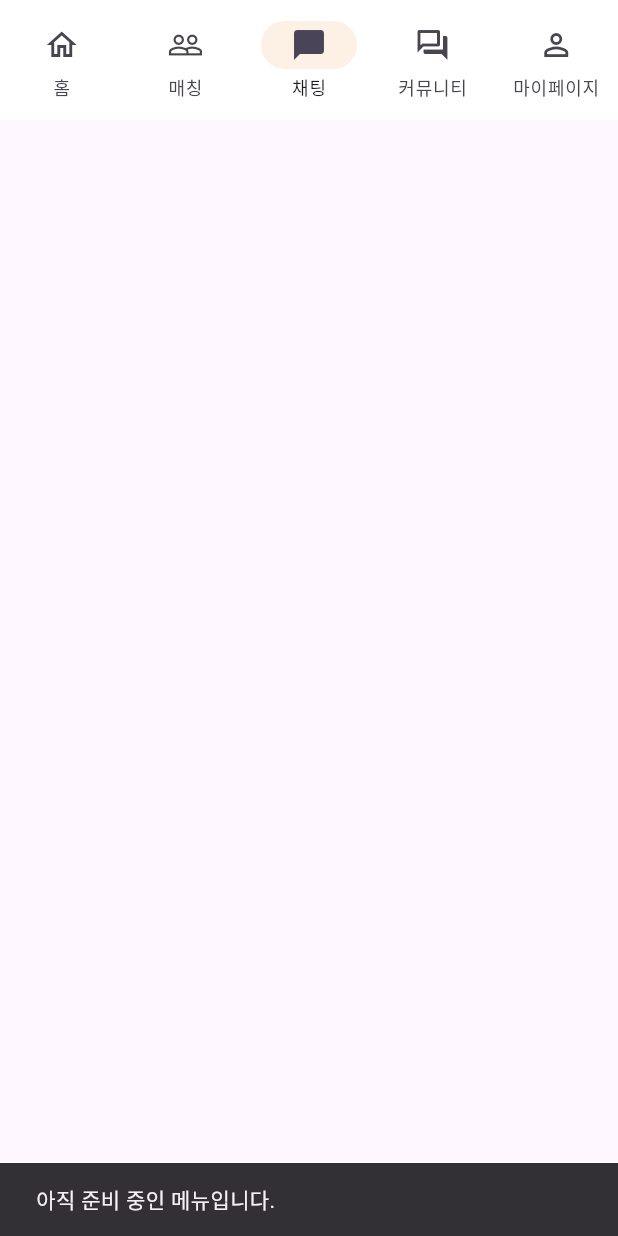
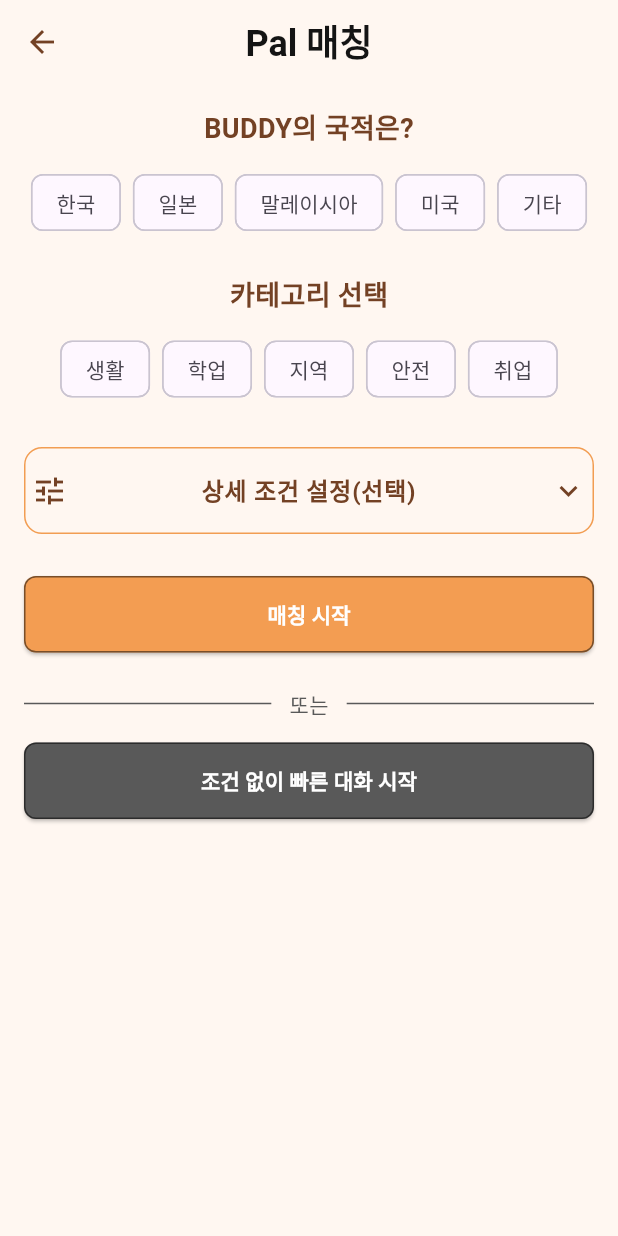
Before and after one commit to Zisoux/Paldari, a Flutter app: the PalBottomNav widget shown alone on an empty page, opened directly, item 2 of the bottom bar chosen, on a phone screen of 412 x 824 dp. Run offline on Flutter 3.47's test engine with Material 3 defaults, Android fonts, the light colour scheme and no system bars; our stand-ins replace dio, flutter_secure_storage; missing offline and left inert: stomp_dart_client; accounts and stored records are empty; network calls fail; Roboto replaces fonts that are missing (Poppins).

Commit message:
매칭 UI

```diff
--- a/PalDari_Frontend/lib/main.dart
+++ b/PalDari_Frontend/lib/main.dart
@@ -1,6 +1,7 @@
 import 'package:flutter/material.dart';
 import 'package:flutter/foundation.dart';
 import 'package:flutter_web_plugins/url_strategy.dart';
+import 'package:paldari/screens/matching_screen.dart';
 import 'package:paldari/screens/settings_screen.dart';
 import 'package:provider/provider.dart';
 
@@ -60,6 +61,8 @@ class MyApp extends StatelessWidget {
               return MaterialPageRoute(builder: (_) => const FindPwScreen());
             case '/home':
               return MaterialPageRoute(builder: (_) => const PalHomeScreen());
+            case '/matching':
+              return MaterialPageRoute(builder: (_) => const MatchingScreen());
             case '/posts':
               return MaterialPageRoute(builder: (_) => const PostsScreen());
             case '/chats':
--- /dev/null
+++ b/PalDari_Frontend/lib/screens/matching_screen.dart
@@ -0,0 +1,324 @@
+import 'package:flutter/material.dart';
+
+class MatchingScreen extends StatefulWidget {
+  const MatchingScreen({super.key});
+
+  @override
+  State<MatchingScreen> createState() => _MatchingScreenState();
+}
+
+class _MatchingScreenState extends State<MatchingScreen> {
+  // UI 상태 (임시 목업 상태값들)
+  String? selectedNationality; // BUDDY의 국적
+  String? selectedCategory;    // 카테고리
+  bool showAdvanced = false;   // 상세 조건 영역 토글
+
+  // 목업 데이터
+  final nationalities = const ['한국', '일본', '말레이시아', '미국', '기타'];
+  final categories    = const ['생활', '학업', '지역', '안전', '취업'];
+
+  @override
+  Widget build(BuildContext context) {
+    const cream = Color(0xFFFFF7F1);
+    const brown = Color(0xFF734124);
+    const orange = Color(0xFFF39D52);
+
+    return Scaffold(
+      backgroundColor: cream,
+      appBar: AppBar(
+        backgroundColor: cream,
+        elevation: 0,
+        leading: IconButton(
+          icon: const Icon(Icons.arrow_back, color: Color(0xFF734124)),
+          onPressed: () {
+            if (Navigator.canPop(context)) {
+              Navigator.pop(context);            // 스택에 이전 화면 있으면 그대로 뒤로
+            } else {
+              Navigator.pushReplacementNamed(     // 없으면 홈으로 안전 복귀
+                context,
+                '/home',
+              );
+            }
+          },
+        ),
+
+        centerTitle: true,
+        title: const Text(
+          'Pal 매칭',
+          style: TextStyle(
+            color: Color(0xFF141414),
+            fontSize: 24,
+            fontWeight: FontWeight.w600,
+            fontFamily: 'Poppins',
+          ),
+        ),
+      ),
+      body: SafeArea(
+        child: ListView(
+          padding: const EdgeInsets.fromLTRB(16, 8, 16, 24),
+          children: [
+            // 1) BUDDY의 국적은?
+            const SizedBox(height: 8),
+            const Center(
+              child: Text(
+                'BUDDY의 국적은?',
+                style: TextStyle(
+                  color: brown,
+                  fontSize: 18,
+                  fontWeight: FontWeight.w600,
+                ),
+              ),
+            ),
+            const SizedBox(height: 12),
+
+            // 간단한 선택 칩
+            Wrap(
+              spacing: 8,
+              runSpacing: 8,
+              alignment: WrapAlignment.center,
+              children: [
+                for (final n in nationalities)
+                  ChoiceChip(
+                    label: Text(n),
+                    selected: selectedNationality == n,
+                    selectedColor: orange.withOpacity(0.6),
+                    onSelected: (_) => setState(() => selectedNationality = n),
+                  ),
+              ],
+            ),
+
+            const SizedBox(height: 24),
+
+            // 2) 카테고리 선택
+            const Center(
+              child: Text(
+                '카테고리 선택',
+                style: TextStyle(
+                  color: brown,
+                  fontSize: 18,
+                  fontWeight: FontWeight.w600,
+                ),
+              ),
+            ),
+            const SizedBox(height: 12),
+
+            Wrap(
+              spacing: 8,
+              runSpacing: 8,
+              alignment: WrapAlignment.center,
+              children: [
+                for (final c in categories)
+                  ChoiceChip(
+                    label: Text(c),
+                    selected: selectedCategory == c,
+                    selectedColor: orange.withOpacity(0.6),
+                    onSelected: (_) => setState(() => selectedCategory = c),
+                  ),
+              ],
+            ),
+
+            const SizedBox(height: 28),
+
+            // 3) 상세 조건 카드 (토글)
+            ListTile(
+              contentPadding: const EdgeInsets.symmetric(horizontal: 4),
+              leading: Image.network(
+                'https://placehold.co/24x21/png',
+                width: 24,
+                height: 21,
+                errorBuilder: (_, __, ___) => const Icon(Icons.tune, color: brown),
+              ),
+              title: const Text(
+                '상세 조건 설정(선택)',
+                textAlign: TextAlign.center,
+                style: TextStyle(
+                  color: brown,
+                  fontSize: 16,
+                  fontWeight: FontWeight.w600,
+                ),
+              ),
+              trailing: Icon(
+                showAdvanced ? Icons.expand_less : Icons.expand_more,
+                color: brown,
+              ),
+              onTap: () => setState(() => showAdvanced = !showAdvanced),
+              shape: RoundedRectangleBorder(
+                borderRadius: BorderRadius.circular(12),
+                side: const BorderSide(color: Color(0xFFF29D52)),
+              ),
+            ),
+
+            AnimatedCrossFade(
+              firstChild: const SizedBox.shrink(),
+              secondChild: Padding(
+                padding: const EdgeInsets.only(top: 12),
+                child: _AdvancedFilters(),
+              ),
+              crossFadeState: showAdvanced
+                  ? CrossFadeState.showSecond
+                  : CrossFadeState.showFirst,
+              duration: const Duration(milliseconds: 200),
+            ),
+
+            const SizedBox(height: 28),
+
+            // 4) 매칭 시작 버튼
+            SizedBox(
+              height: 51,
+              child: ElevatedButton(
+                style: ElevatedButton.styleFrom(
+                  backgroundColor: orange,
+                  foregroundColor: Colors.white,
+                  shape: RoundedRectangleBorder(
+                    borderRadius: BorderRadius.circular(8),
+                    side: BorderSide(color: Colors.black.withOpacity(0.5)),
+                  ),
+                ),
+                onPressed: () {
+                  // TODO: 매칭 API 호출 (다음 단계에서 연결)
+                  ScaffoldMessenger.of(context).showSnackBar(
+                    const SnackBar(content: Text('매칭 시작 (임시 버튼)')),
+                  );
+                },
+                child: const Text(
+                  '매칭 시작',
+                  style: TextStyle(fontWeight: FontWeight.w600),
+                ),
+              ),
+            ),
+
+            // 구분선 + 또는
+            const SizedBox(height: 24),
+            Row(
+              children: const [
+                Expanded(child: Divider(color: Color(0xFF595959), height: 1)),
+                Padding(
+                  padding: EdgeInsets.symmetric(horizontal: 12),
+                  child: Text('또는', style: TextStyle(color: Color(0xFF595959))),
+                ),
+                Expanded(child: Divider(color: Color(0xFF595959), height: 1)),
+              ],
+            ),
+            const SizedBox(height: 16),
+
+            // 5) 조건 없이 빠른 대화 시작
+            SizedBox(
+              height: 51,
+              child: ElevatedButton(
+                style: ElevatedButton.styleFrom(
+                  backgroundColor: const Color(0xFF595959),
+                  foregroundColor: Colors.white,
+                  shape: RoundedRectangleBorder(
+                    borderRadius: BorderRadius.circular(8),
+                    side: BorderSide(color: Colors.black.withOpacity(0.5)),
+                  ),
+                ),
+                onPressed: () {
+                  // TODO: 랜덤/빠른 매칭 로직 (다음 단계)
+                  ScaffoldMessenger.of(context).showSnackBar(
+                    const SnackBar(content: Text('빠른 대화 시작 (임시 버튼)')),
+                  );
+                },
+                child: const Text(
+                  '조건 없이 빠른 대화 시작',
+                  style: TextStyle(fontWeight: FontWeight.w600),
+                ),
+              ),
+            ),
+          ],
+        ),
+      ),
+    );
+  }
+}
+
+/// 상세 조건(선택) — 지금은 목업 필드만 배치. 다음 단계에서 실제 필터 옵션 붙임.
+class _AdvancedFilters extends StatefulWidget {
+  const _AdvancedFilters();
+
+  @override
+  State<_AdvancedFilters> createState() => _AdvancedFiltersState();
+}
+
+class _AdvancedFiltersState extends State<_AdvancedFilters> {
+  // 임시 필터 상태 (예시)
+  String? region;
+  String? gender;
+  RangeValues? ageRange = const RangeValues(20, 30);
+
+  @override
+  Widget build(BuildContext context) {
+    const labelStyle = TextStyle(fontWeight: FontWeight.w600);
+
+    return Column(
+      crossAxisAlignment: CrossAxisAlignment.start,
+      children: [
+        // 지역
+        const Text('지역', style: labelStyle),
+        const SizedBox(height: 8),
+        DropdownButtonFormField<String>(
+          value: region,
+          items: const [
+            DropdownMenuItem(value: '서울', child: Text('서울')),
+            DropdownMenuItem(value: '인천', child: Text('인천')),
+            DropdownMenuItem(value: '쿠알라룸푸르', child: Text('쿠알라룸푸르')),
+          ],
+          onChanged: (v) => setState(() => region = v),
+          decoration: _fieldDecoration(),
+        ),
+        const SizedBox(height: 16),
+
+        // 성별
+        const Text('성별', style: labelStyle),
+        const SizedBox(height: 8),
+        DropdownButtonFormField<String>(
+          value: gender,
+          items: const [
+            DropdownMenuItem(value: '무관', child: Text('무관')),
+            DropdownMenuItem(value: '남성', child: Text('남성')),
+            DropdownMenuItem(value: '여성', child: Text('여성')),
+          ],
+          onChanged: (v) => setState(() => gender = v),
+          decoration: _fieldDecoration(),
+        ),
+        const SizedBox(height: 16),
+
+        // 나이 범위
+        const Text('나이 범위', style: labelStyle),
+        const SizedBox(height: 4),
+        RangeSlider(
+          min: 15,
+          max: 60,
+          divisions: 45,
+          values: ageRange ?? const RangeValues(20, 30),
+          labels: RangeLabels(
+            '${(ageRange ?? const RangeValues(20, 30)).start.round()}',
+            '${(ageRange ?? const RangeValues(20, 30)).end.round()}',
+          ),
+          onChanged: (v) => setState(() => ageRange = v),
+        ),
+      ],
+    );
+  }
+
+  InputDecoration _fieldDecoration() {
+    return InputDecoration(
+      isDense: true,
+      filled: true,
+      fillColor: Colors.white,
+      contentPadding: const EdgeInsets.symmetric(horizontal: 12, vertical: 12),
+      border: OutlineInputBorder(
+        borderRadius: BorderRadius.circular(10),
+        borderSide: const BorderSide(color: Color(0xFFF29D52), width: 1),
+      ),
+      enabledBorder: OutlineInputBorder(
+        borderRadius: BorderRadius.circular(10),
+        borderSide: const BorderSide(color: Color(0xFFF29D52), width: 1),
+      ),
+      focusedBorder: OutlineInputBorder(
+        borderRadius: BorderRadius.circular(10),
+        borderSide: const BorderSide(color: Color(0xFFF29D52), width: 2),
+      ),
+    );
+  }
+}
--- a/PalDari_Frontend/lib/widgets/pal_bottom_nav.dart
+++ b/PalDari_Frontend/lib/widgets/pal_bottom_nav.dart
@@ -48,6 +48,9 @@ class PalBottomNav extends StatelessWidget {
           case 0: // 홈
             Navigator.pushReplacementNamed(context, '/home');
             break;
+          case 1:
+            Navigator.pushReplacementNamed(context, '/matching');
+            break;
           case 2: // 채팅
             Navigator.pushReplacementNamed(context, '/chats');
             break;
```
